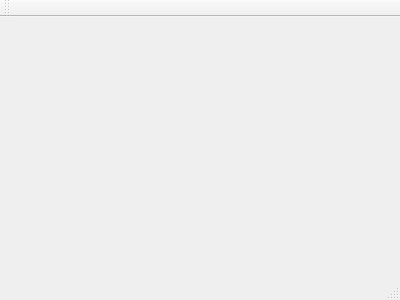
Qt form buffer.ui (alviur/Buffer) before a commit.
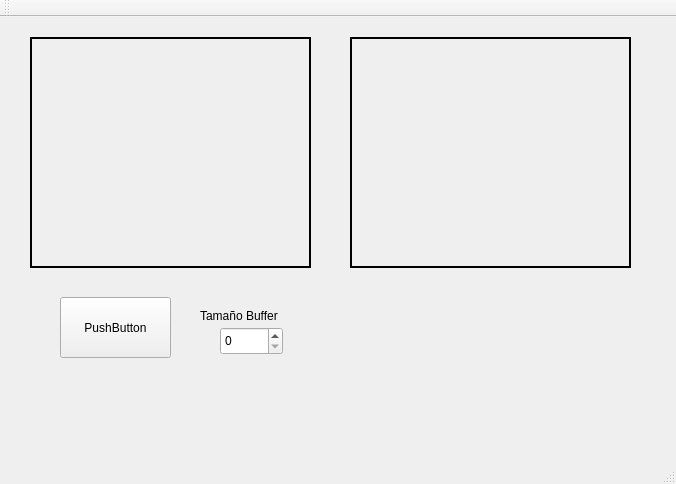
The same form after that commit.

Patch:
```diff
--- a/buffer.ui
+++ b/buffer.ui
@@ -1,24 +1,108 @@
 <ui version="4.0">
  <class>Buffer</class>
- <widget class="QMainWindow" name="Buffer" >
-  <property name="geometry" >
+ <widget class="QMainWindow" name="Buffer">
+  <property name="geometry">
    <rect>
     <x>0</x>
     <y>0</y>
-    <width>400</width>
-    <height>300</height>
+    <width>676</width>
+    <height>484</height>
    </rect>
   </property>
   <property name="windowTitle" >
    <string>Buffer</string>
   </property>
-  <widget class="QMenuBar" name="menuBar" />
-  <widget class="QToolBar" name="mainToolBar" />
-  <widget class="QWidget" name="centralWidget" />
-  <widget class="QStatusBar" name="statusBar" />
+  <widget class="QWidget" name="centralWidget">
+   <widget class="QLabel" name="label">
+    <property name="geometry">
+     <rect>
+      <x>30</x>
+      <y>20</y>
+      <width>281</width>
+      <height>231</height>
+     </rect>
+    </property>
+    <property name="frameShape">
+     <enum>QFrame::WinPanel</enum>
+    </property>
+    <property name="text">
+     <string/>
+    </property>
+   </widget>
+   <widget class="QPushButton" name="pushButton">
+    <property name="geometry">
+     <rect>
+      <x>60</x>
+      <y>280</y>
+      <width>111</width>
+      <height>61</height>
+     </rect>
+    </property>
+    <property name="text">
+     <string>PushButton</string>
+    </property>
+   </widget>
+   <widget class="QSpinBox" name="spinBox">
+    <property name="geometry">
+     <rect>
+      <x>220</x>
+      <y>310</y>
+      <width>63</width>
+      <height>28</height>
+     </rect>
+    </property>
+   </widget>
+   <widget class="QLabel" name="label_2">
+    <property name="geometry">
+     <rect>
+      <x>200</x>
+      <y>290</y>
+      <width>111</width>
+      <height>18</height>
+     </rect>
+    </property>
+    <property name="text">
+     <string>Tamaño Buffer</string>
+    </property>
+   </widget>
+   <widget class="QLabel" name="label_3">
+    <property name="geometry">
+     <rect>
+      <x>350</x>
+      <y>20</y>
+      <width>281</width>
+      <height>231</height>
+     </rect>
+    </property>
+    <property name="frameShape">
+     <enum>QFrame::WinPanel</enum>
+    </property>
+    <property name="text">
+     <string/>
+    </property>
+   </widget>
+  </widget>
+  <widget class="QMenuBar" name="menuBar">
+   <property name="geometry">
+    <rect>
+     <x>0</x>
+     <y>0</y>
+     <width>676</width>
+     <height>26</height>
+    </rect>
+   </property>
+  </widget>
+  <widget class="QToolBar" name="mainToolBar">
+   <attribute name="toolBarArea">
+    <enum>TopToolBarArea</enum>
+   </attribute>
+   <attribute name="toolBarBreak">
+    <bool>false</bool>
+   </attribute>
+  </widget>
+  <widget class="QStatusBar" name="statusBar"/>
  </widget>
- <layoutDefault spacing="6" margin="11" />
- <pixmapfunction></pixmapfunction>
+ <layoutdefault spacing="6" margin="11"/>
  <resources/>
  <connections/>
 </ui>
```
Left out of the diff: 3 changed lines with no effect on the pictures.
